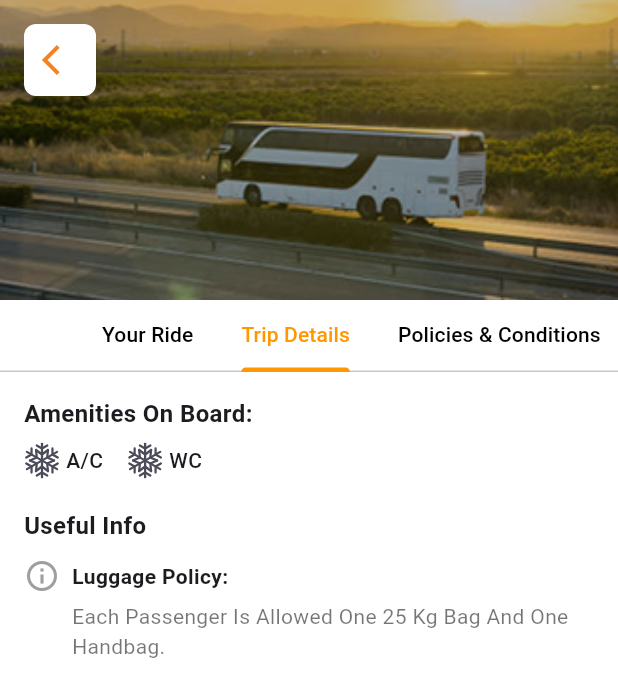
After one commit to yousseftamer2003/ticket_hub, a Flutter app: the TabViewScreen screen opened directly, tab 2 chosen, on a phone screen of 412 x 824 dp. The commit adds this screen. Shown: the top 697 px of the screen. Run offline on Flutter 3.47's test engine with Material 3 defaults, Android fonts, the phone set to English and light mode, and no system bars; our stand-ins replace flutter_svg, pinput, shimmer; accounts and stored records are empty.

Commit message:
details of the trip

```diff
--- /dev/null
+++ b/lib/views/booking/screens/bus_details_screen.dart
@@ -0,0 +1,76 @@
+import 'package:flutter/material.dart';
+import 'package:ticket_hub/constant/colors.dart';
+import 'package:ticket_hub/views/booking/widgets/choose_your_place.dart';
+import 'package:ticket_hub/views/booking/widgets/policies_content.dart';
+import 'package:ticket_hub/views/booking/widgets/trip_details_content.dart';
+import 'package:ticket_hub/views/booking/widgets/your_ride_content.dart';
+
+class TabViewScreen extends StatelessWidget {
+  const TabViewScreen({super.key});
+
+  @override
+  Widget build(BuildContext context) {
+    return SafeArea(
+      child: DefaultTabController(
+        length: 4,
+        child: Scaffold(
+          body: Column(
+            children: [
+              Stack(
+                children: [
+                  Image.asset(
+                    'assets/images/bus2_image.png',
+                    width: double.infinity,
+                    height: 200,
+                    fit: BoxFit.cover,
+                  ),
+                  Positioned(
+                    top: 16,
+                    left: 16,
+                    child: Container(
+                      decoration: BoxDecoration(
+                        color: Colors.white,
+                        borderRadius: BorderRadius.circular(8),
+                      ),
+                      child: IconButton(
+                        icon: const Icon(Icons.arrow_back_ios, color: orangeColor),
+                        onPressed: () {
+                          Navigator.pop(context);
+                        },
+                      ),
+                    ),
+                  ),
+                ],
+              ),
+              Container(
+                color: Colors.white,
+                child: const TabBar(
+                  isScrollable: true,
+                  labelColor: Colors.orange,
+                  unselectedLabelColor: Colors.black,
+                  indicatorColor: Colors.orange,
+                  tabs: [
+                    Tab(text: "Your Ride"),
+                    Tab(text: "Trip Details"),
+                    Tab(text: "Policies & Conditions"),
+                    Tab(text: "Choose your place"),
+                  ],
+                ),
+              ),
+              const Expanded(
+                child: TabBarView(
+                  children: [
+                    YourRideContent(),
+                    TripDetailsContent(),
+                    PoliciesContent(),
+                    ChooseYourPlace(),
+                  ],
+                ),
+              ),
+            ],
+          ),
+        ),
+      ),
+    );
+  }
+}
--- /dev/null
+++ b/lib/views/booking/widgets/trip_details_content.dart
@@ -0,0 +1,76 @@
+import 'package:flutter/material.dart';
+import 'package:flutter_svg/flutter_svg.dart';
+import 'package:provider/provider.dart';
+import 'package:ticket_hub/controller/booking_controller.dart';
+
+class TripDetailsContent extends StatelessWidget {
+  const TripDetailsContent({super.key});
+
+  @override
+  Widget build(BuildContext context) {
+    return Consumer<BookingController>(
+      builder: (context, bookingProvider, _) {
+        return Padding(
+          padding: const EdgeInsets.all(16.0),
+          child: Column(
+            crossAxisAlignment: CrossAxisAlignment.start,
+            children: [
+              // Amenities On Board
+              const Text(
+                "Amenities On Board:",
+                style: TextStyle(fontSize: 16, fontWeight: FontWeight.bold),
+              ),
+              const SizedBox(height: 8),
+              Row(
+                children: [
+                  _buildAmenityItem("assets/images/ac.svg", "A/C"), // Replace with your asset path
+                  const SizedBox(width: 16),
+                  _buildAmenityItem("assets/images/ac.svg", "WC"),
+                ],
+              ),
+
+              const SizedBox(height: 20),
+
+              // Useful Info
+              const Text(
+                "Useful Info",
+                style: TextStyle(fontSize: 16, fontWeight: FontWeight.bold),
+              ),
+              const SizedBox(height: 10),
+
+              // Luggage Policy
+              const Row(
+                children: [
+                  Icon(Icons.info_outline, color: Colors.grey),
+                  SizedBox(width: 8),
+                  Text(
+                    "Luggage Policy:",
+                    style: TextStyle(fontSize: 14, fontWeight: FontWeight.bold),
+                  ),
+                ],
+              ),
+              const SizedBox(height: 5),
+              const Padding(
+                padding: EdgeInsets.only(left: 32.0),
+                child: Text(
+                  "Each Passenger Is Allowed One 25 Kg Bag And One Handbag.",
+                  style: TextStyle(fontSize: 14, color: Colors.black54),
+                ),
+              ),
+            ],
+          ),
+        );
+      },
+    );
+  }
+
+  Widget _buildAmenityItem(String iconPath, String label) {
+    return Row(
+      children: [
+        SvgPicture.asset(iconPath, width: 24, height: 24), // Icon
+        const SizedBox(width: 4),
+        Text(label, style: const TextStyle(fontSize: 14, fontWeight: FontWeight.w500)),
+      ],
+    );
+  }
+}
```
Also changed, not shown: lib/model/booking/search_result.dart (+33 -17 lines), lib/views/booking/widgets/choose_your_place.dart (added, +99 -0 lines), lib/views/booking/widgets/policies_content.dart (added, +55 -0 lines), lib/views/booking/widgets/result_container.dart (+7 -1 lines), lib/views/booking/widgets/your_ride_content.dart (added, +63 -0 lines), assets/images/ac.svg (added), assets/images/bus2_image.png (added), assets/images/calendar.svg (added), assets/images/swa2.png (added).
